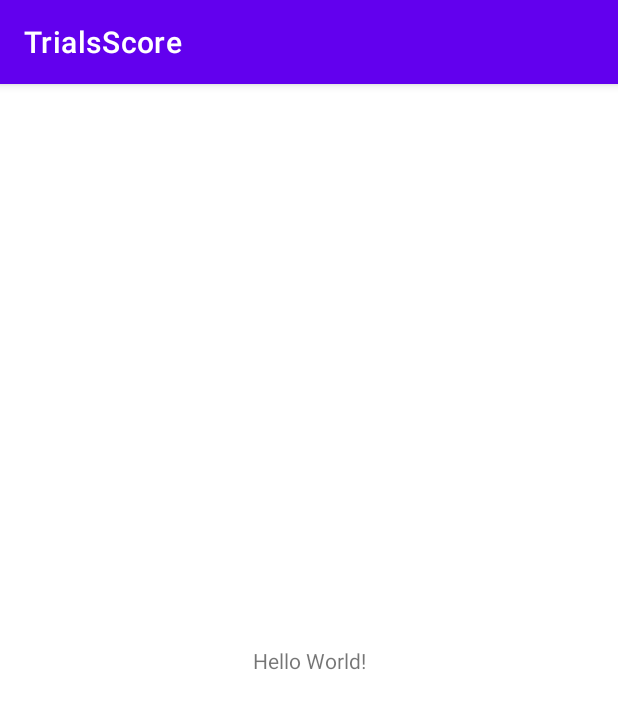
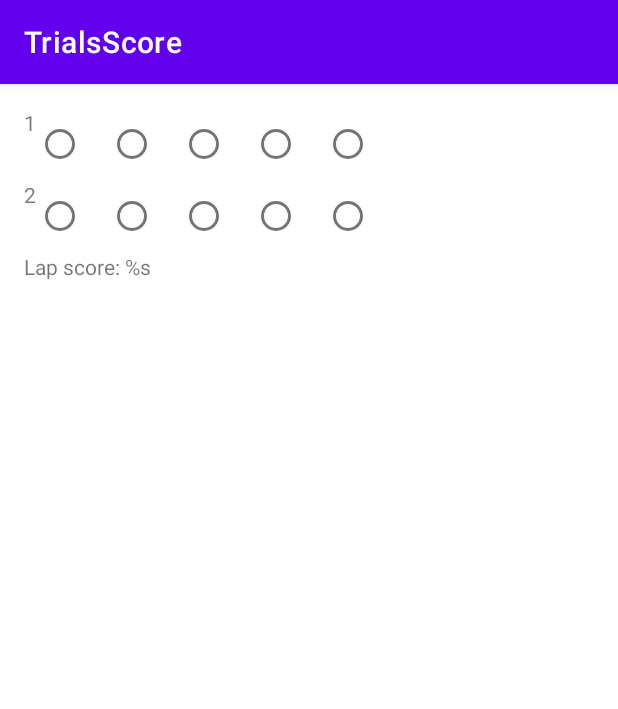
Before and after one commit to velovint/trials-score, an Android app: the screen it shows after launch (MainActivity), on a phone screen of 412 x 824 dp. Shown: the top 709 px of the screen. Run offline under Robolectric (Android 15) with nearby library versions, the phone set to English and light mode, and no system bars.

Commit message:
Outline basic score grid

```diff
--- a/app/src/main/res/layout/activity_main.xml
+++ b/app/src/main/res/layout/activity_main.xml
@@ -4,15 +4,92 @@
     xmlns:tools="http://schemas.android.com/tools"
     android:layout_width="match_parent"
     android:layout_height="match_parent"
+    android:padding="16dp"
     tools:context=".MainActivity">
 
     <TextView
+        android:id="@+id/section_1_label"
         android:layout_width="wrap_content"
         android:layout_height="wrap_content"
-        android:text="Hello World!"
-        app:layout_constraintBottom_toBottomOf="parent"
-        app:layout_constraintLeft_toLeftOf="parent"
-        app:layout_constraintRight_toRightOf="parent"
-        app:layout_constraintTop_toTopOf="parent" />
+        android:text="1"
+        app:layout_constraintTop_toTopOf="parent"
+        app:layout_constraintStart_toStartOf="parent"/>
+    <RadioGroup
+        android:id="@+id/section_1_score"
+        android:layout_width="wrap_content"
+        android:layout_height="wrap_content"
+        android:orientation="horizontal"
+        android:tag="section_score"
+        app:layout_constraintTop_toTopOf="parent"
+        app:layout_constraintStart_toEndOf="@id/section_1_label">
+
+        <RadioButton
+            android:layout_width="wrap_content"
+            android:layout_height="wrap_content"
+            android:tooltipText="0"/>
+        <RadioButton
+            android:layout_width="wrap_content"
+            android:layout_height="wrap_content"
+            android:tooltipText="1"/>
+        <RadioButton
+            android:layout_width="wrap_content"
+            android:layout_height="wrap_content"
+            android:tooltipText="2"/>
+        <RadioButton
+            android:layout_width="wrap_content"
+            android:layout_height="wrap_content"
+            android:tooltipText="3"/>
+        <RadioButton
+            android:layout_width="wrap_content"
+            android:layout_height="wrap_content"
+            android:tooltipText="5"/>
+    </RadioGroup>
+
+    <TextView
+        android:id="@+id/section_2_label"
+        android:layout_width="wrap_content"
+        android:layout_height="wrap_content"
+        android:text="2"
+        app:layout_constraintTop_toBottomOf="@id/section_1_score"
+        app:layout_constraintStart_toStartOf="parent"/>
+    <RadioGroup
+        android:id="@+id/section_2_score"
+        android:layout_width="wrap_content"
+        android:layout_height="wrap_content"
+        android:orientation="horizontal"
+        android:tag="section_score"
+        app:layout_constraintTop_toBottomOf="@id/section_1_score"
+        app:layout_constraintStart_toEndOf="@id/section_2_label">
+
+        <RadioButton
+            android:layout_width="wrap_content"
+            android:layout_height="wrap_content"
+            android:tooltipText="0"/>
+        <RadioButton
+            android:layout_width="wrap_content"
+            android:layout_height="wrap_content"
+            android:tooltipText="1"/>
+        <RadioButton
+            android:layout_width="wrap_content"
+            android:layout_height="wrap_content"
+            android:tooltipText="2"/>
+        <RadioButton
+            android:layout_width="wrap_content"
+            android:layout_height="wrap_content"
+            android:tooltipText="3"/>
+        <RadioButton
+            android:layout_width="wrap_content"
+            android:layout_height="wrap_content"
+            android:tooltipText="5"/>
+    </RadioGroup>
+
+    <TextView
+        android:id="@+id/lap_score"
+        android:layout_width="wrap_content"
+        android:layout_height="wrap_content"
+        android:text="Lap score: %s"
+        tools:text="Lap score: 6"
+        app:layout_constraintTop_toBottomOf="@id/section_2_score"
+        app:layout_constraintStart_toStartOf="parent"/>
 
 </androidx.constraintlayout.widget.ConstraintLayout>
```
